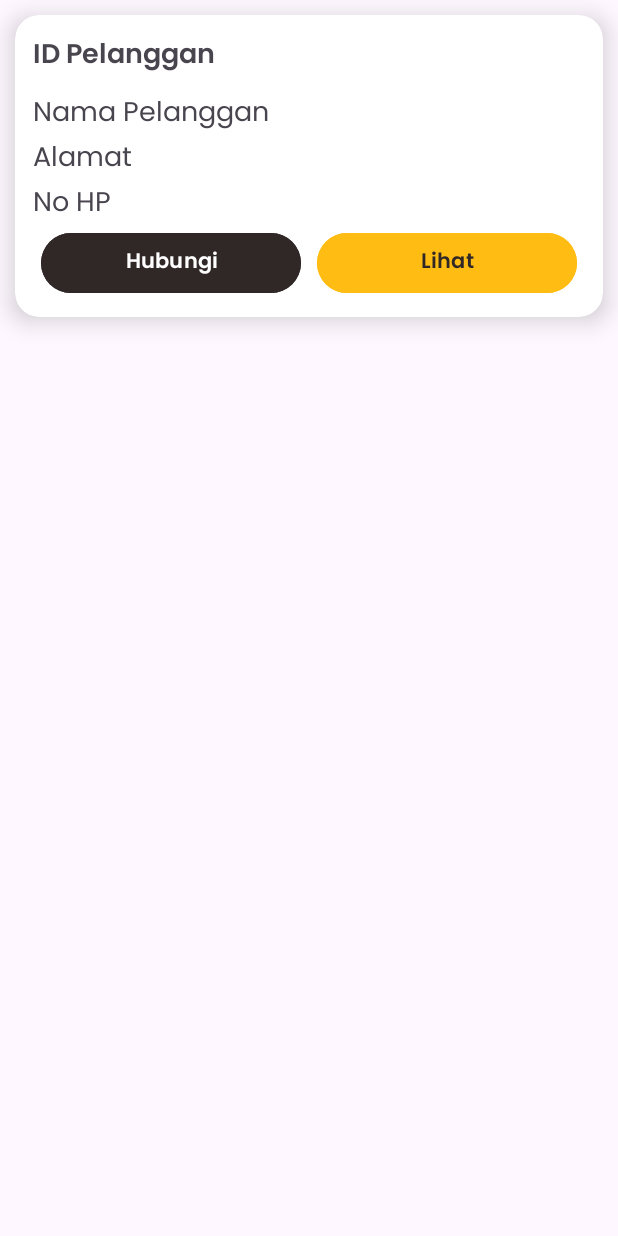
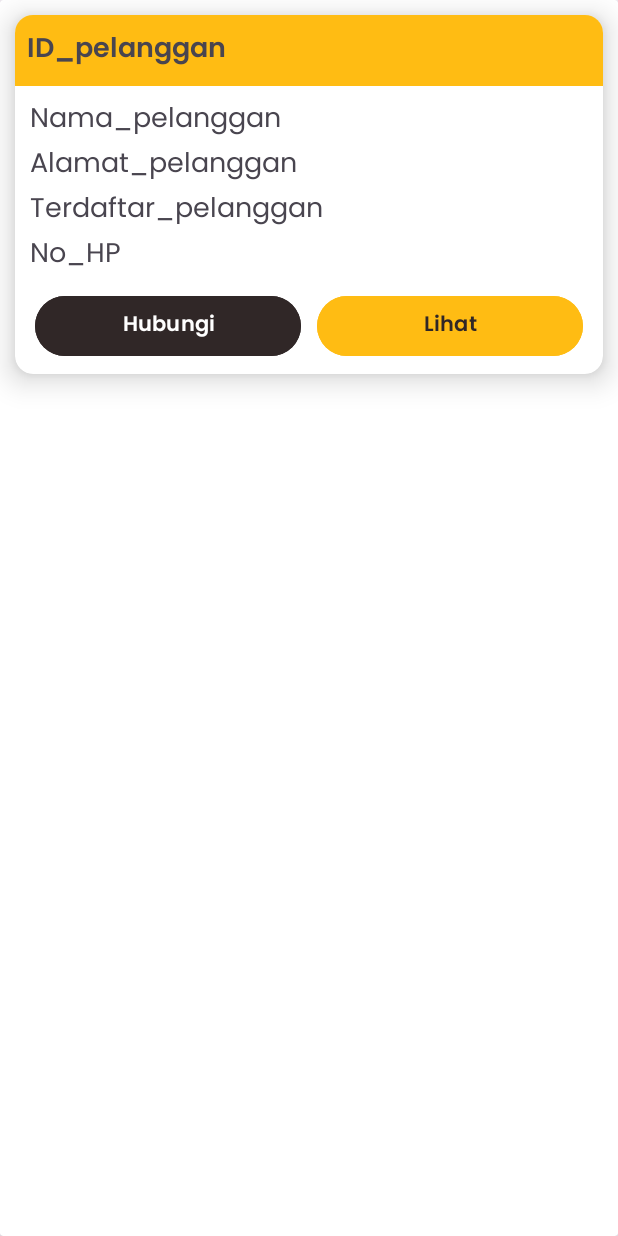
Before and after one commit to VinoSheesh/Aplikasi-Laundry, an Android app: the layout card_data_pelanggan.xml on its own in the app's theme, with its tools: preview values and no code run, on a phone screen of 412 x 824 dp. Run offline under Robolectric (Android 15) with nearby library versions, the phone set to English and light mode, and no system bars.

Commit message:
Menambahkan Card Data Pegawai beserta translate bahasa

```diff
--- /dev/null
+++ b/app/src/main/res/drawable/baseline_location_on_24.xml
@@ -0,0 +1,5 @@
+<vector xmlns:android="http://schemas.android.com/apk/res/android" android:height="24dp" android:tint="#DBDBDB" android:viewportHeight="24" android:viewportWidth="24" android:width="24dp">
+
+    <path android:fillColor="@android:color/white" android:pathData="M12,2C8.13,2 5,5.13 5,9c0,5.25 7,13 7,13s7,-7.75 7,-13c0,-3.87 -3.13,-7 -7,-7zM12,11.5c-1.38,0 -2.5,-1.12 -2.5,-2.5s1.12,-2.5 2.5,-2.5 2.5,1.12 2.5,2.5 -1.12,2.5 -2.5,2.5z"/>
+
+</vector>
--- /dev/null
+++ b/app/src/main/res/drawable/baseline_person_24.xml
@@ -0,0 +1,5 @@
+<vector xmlns:android="http://schemas.android.com/apk/res/android" android:height="24dp" android:tint="#DBDBDB" android:viewportHeight="24" android:viewportWidth="24" android:width="24dp">
+
+    <path android:fillColor="@android:color/white" android:pathData="M12,12c2.21,0 4,-1.79 4,-4s-1.79,-4 -4,-4 -4,1.79 -4,4 1.79,4 4,4zM12,14c-2.67,0 -8,1.34 -8,4v2h16v-2c0,-2.66 -5.33,-4 -8,-4z"/>
+
+</vector>
--- /dev/null
+++ b/app/src/main/res/drawable/baseline_phone_24.xml
@@ -0,0 +1,5 @@
+<vector xmlns:android="http://schemas.android.com/apk/res/android" android:height="24dp" android:tint="#DBDBDB" android:viewportHeight="24" android:viewportWidth="24" android:width="24dp">
+
+    <path android:fillColor="@android:color/white" android:pathData="M6.62,10.79c1.44,2.83 3.76,5.14 6.59,6.59l2.2,-2.2c0.27,-0.27 0.67,-0.36 1.02,-0.24 1.12,0.37 2.33,0.57 3.57,0.57 0.55,0 1,0.45 1,1V20c0,0.55 -0.45,1 -1,1 -9.39,0 -17,-7.61 -17,-17 0,-0.55 0.45,-1 1,-1h3.5c0.55,0 1,0.45 1,1 0,1.25 0.2,2.45 0.57,3.57 0.11,0.35 0.03,0.74 -0.25,1.02l-2.2,2.2z"/>
+
+</vector>
--- a/app/src/main/res/layout/card_data_pelanggan.xml
+++ b/app/src/main/res/layout/card_data_pelanggan.xml
@@ -1,6 +1,7 @@
 <?xml version="1.0" encoding="utf-8"?>
-<androidx.constraintlayout.widget.ConstraintLayout xmlns:android="http://schemas.android.com/apk/res/android"
+<androidx.cardview.widget.CardView xmlns:android="http://schemas.android.com/apk/res/android"
     xmlns:tools="http://schemas.android.com/tools"
+    android:id="@+id/cvCARD_PELANGGAN"
     android:layout_width="match_parent"
     android:layout_height="match_parent"
     xmlns:app="http://schemas.android.com/apk/res-auto">
@@ -9,62 +10,84 @@
         android:layout_width="match_parent"
         android:layout_height="wrap_content"
         android:layout_margin="10dp"
-        app:cardCornerRadius="16dp"
-        app:cardElevation="10dp"
-        app:layout_constraintEnd_toEndOf="parent"
-        app:layout_constraintStart_toStartOf="parent"
-        app:layout_constraintTop_toTopOf="parent"
-        tools:ignore="MissingConstraints">
+        app:cardCornerRadius="12dp"
+        app:cardElevation="12dp">
 
-        <RelativeLayout
+        <LinearLayout
             android:layout_width="match_parent"
             android:layout_height="match_parent"
-            android:padding="12dp">
+            android:orientation="vertical">
 
         <TextView
-                android:id="@+id/tv1"
-                android:layout_width="wrap_content"
+            android:id="@+id/tvID_PELANGGAN"
+            android:layout_weight="1"
+            android:layout_width="match_parent"
             android:layout_height="wrap_content"
             android:layout_marginBottom="8dp"
-                android:text="ID Pelanggan"
+            android:text="@string/card_pelanggan_id"
             android:textSize="18sp"
-                android:fontFamily="@font/poppins_semibold"/>
+            android:fontFamily="@font/poppins_semibold"
+            android:padding="8dp"
+            android:background="#FFBC13"/>
+        <LinearLayout
+            android:layout_width="match_parent"
+            android:layout_height="wrap_content"
+            android:paddingStart="10dp"
+            android:paddingEnd="10dp"
+            android:orientation="vertical">
 
             <TextView
-                android:id="@+id/tv2"
-                android:layout_width="wrap_content"
+                android:id="@+id/tvNAMA_PELANGGAN"
+                android:layout_width="match_parent"
                 android:layout_height="wrap_content"
-                android:layout_below="@+id/tv1"
+                android:layout_below="@+id/tvID_PELANGGAN"
+                android:layout_weight="1"
                 android:fontFamily="@font/poppins"
-                android:text="Nama Pelanggan"
+                android:text="@string/nama_pelanggan"
                 android:textSize="18sp" />
 
             <TextView
-                android:id="@+id/tv3"
-                android:layout_width="wrap_content"
+                android:id="@+id/tvALAMAT_PELANGGAN"
+                android:layout_width="match_parent"
                 android:layout_height="wrap_content"
-                android:layout_below="@id/tv2"
+                android:layout_below="@id/tvNAMA_PELANGGAN"
+                android:layout_weight="1"
                 android:fontFamily="@font/poppins"
-                android:text="Alamat"
+                android:text="@string/alamat_pelanggan"
                 android:textSize="18sp" />
 
             <TextView
-                android:id="@+id/tv4"
-                android:layout_width="wrap_content"
+                android:id="@+id/tvTERDAFTAR"
+                android:layout_width="match_parent"
                 android:layout_height="wrap_content"
-                android:layout_below="@id/tv3"
+                android:layout_below="@id/tvALAMAT_PELANGGAN"
+                android:layout_weight="1"
                 android:fontFamily="@font/poppins"
-                android:text="No HP"
-                android:textSize="18sp"/>
+                android:text="@string/terdaftar_pelanggan"
+                android:textSize="18sp" />
+
+            <TextView
+                android:id="@+id/tvNO_HP"
+                android:layout_width="match_parent"
+                android:layout_height="wrap_content"
+                android:layout_below="@id/tvTERDAFTAR"
+                android:fontFamily="@font/poppins"
+                android:text="@string/no_hp"
+                android:textSize="18sp"
+                android:layout_weight="1"/>
+
+        </LinearLayout>
 
         <LinearLayout
             android:layout_width="match_parent"
             android:layout_height="wrap_content"
-                android:layout_below="@id/tv4"
+            android:layout_below="@id/tvNO_HP"
             android:gravity="end"
-                android:orientation="horizontal">
+            android:orientation="horizontal"
+            android:padding="8dp">
 
             <Button
+                android:id="@+id/btHUBUNGI"
                 android:layout_width="0dp"
                 android:layout_height="wrap_content"
                 android:layout_marginStart="5dp"
@@ -72,11 +95,12 @@
                 android:layout_weight="1"
                 android:backgroundTint="#302727"
                 android:fontFamily="@font/poppins_semibold"
-                    android:text="Hubungi"
+                android:text="@string/hubungi"
                 android:textSize="14dp"
                 tools:ignore="TextSizeCheck" />
 
             <Button
+                android:id="@+id/btLIHAT"
                 android:layout_width="0dp"
                 android:layout_height="wrap_content"
                 android:layout_marginStart="5dp"
@@ -84,13 +108,14 @@
                 android:layout_weight="1"
                 android:backgroundTint="#FFBC13"
                 android:fontFamily="@font/poppins_semibold"
-                    android:text="Lihat"
+                android:text="@string/lihat"
                 android:textColor="#302727"
                 android:textSize="14dp"
                 tools:ignore="TextSizeCheck" />
         </LinearLayout>
 
-        </RelativeLayout>
+        </LinearLayout>
+
     </androidx.cardview.widget.CardView>
 
-</androidx.constraintlayout.widget.ConstraintLayout>
+</androidx.cardview.widget.CardView>
--- a/app/src/main/res/values/strings.xml
+++ b/app/src/main/res/values/strings.xml
@@ -1,3 +1,13 @@
 <resources>
     <string name="app_name">LaundryApp</string>
+    <string name="card_pelanggan_id">ID_pelanggan</string>
+    <string name="nama_pelanggan">Nama_pelanggan</string>
+    <string name="alamat_pelanggan">Alamat_pelanggan</string>
+    <string name="terdaftar_pelanggan">Terdaftar_pelanggan</string>
+    <string name="no_hp">No_HP</string>
+    <string name="hubungi">Hubungi</string>
+    <string name="lihat">Lihat</string>
+    <string name="card_pegawai">ID_Pegawai</string>
+    <string name="nama_pegawai">Nama_pegawai</string>
+    <string name="cabang">Cabang</string>
 </resources>
```
Also changed, not shown: app/src/main/res/layout/activity_tambah_pelanggan.xml (+41 -13 lines), app/src/main/res/layout/card_data_pegawai.xml (added, +130 -0 lines), 2 other files. Lines whose indentation alone changed are shown as unchanged.
